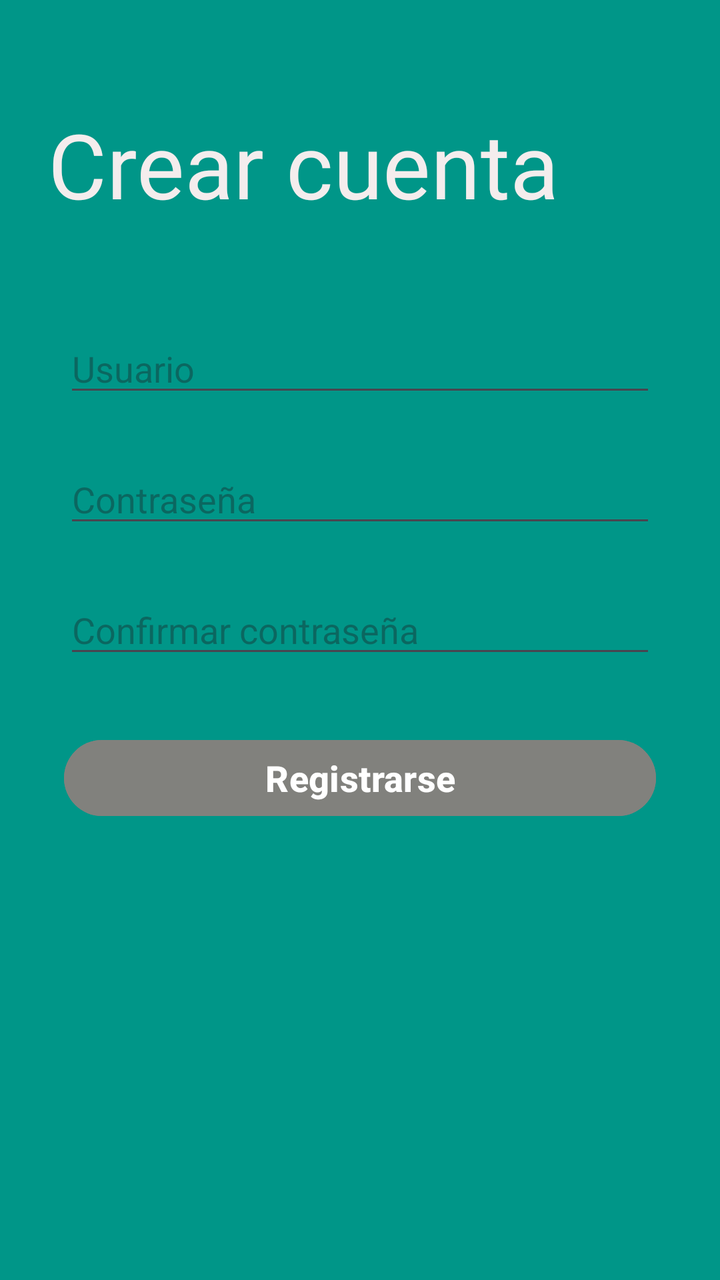
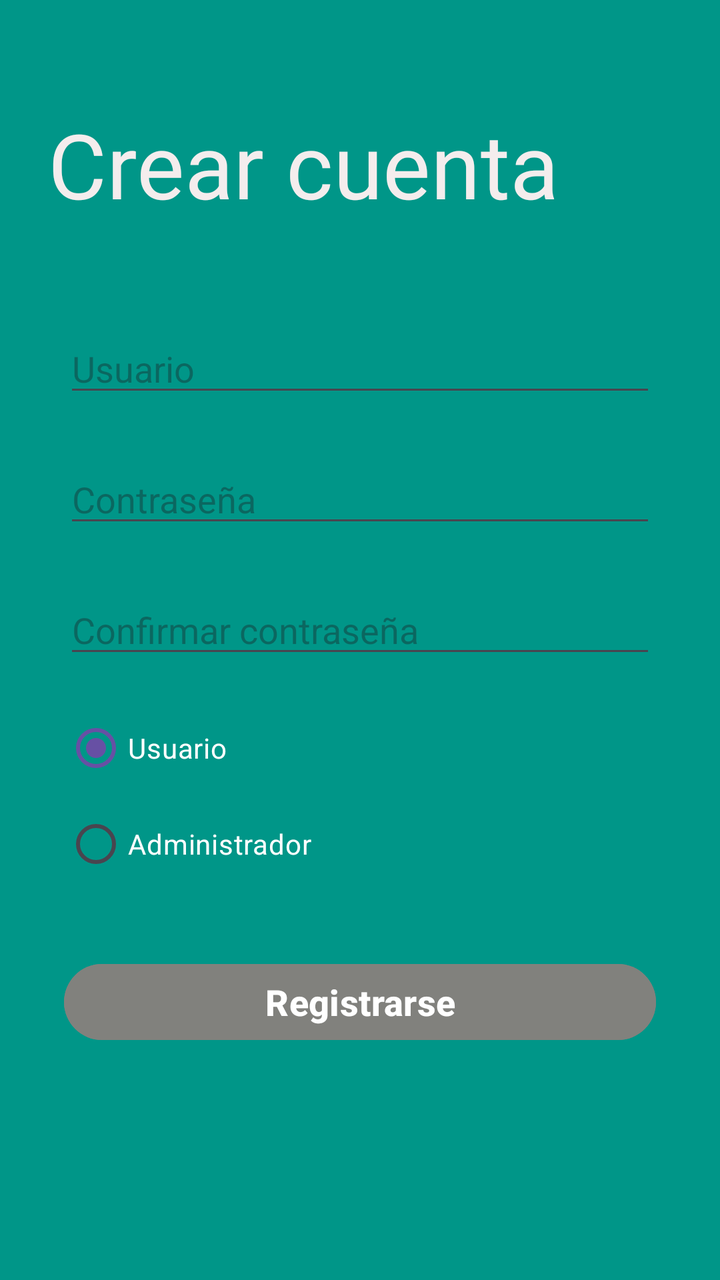

Compare the two renders of this Android layout. The source of the first and the diff that turns it into the second are given below.
<!-- AndroidManifest.xml: application theme Theme.ArduinoApp -->
<!-- res/layout/activity_main_crear.xml -->
<?xml version="1.0" encoding="utf-8"?>
<androidx.constraintlayout.widget.ConstraintLayout xmlns:android="http://schemas.android.com/apk/res/android"
    xmlns:app="http://schemas.android.com/apk/res-auto"
    xmlns:tools="http://schemas.android.com/tools"
    android:id="@+id/main"
    android:layout_width="match_parent"
    android:layout_height="match_parent"
    android:background="#009688"
    tools:context=".MainActivity">

    <EditText
        android:id="@+id/ptConfirmar"
        android:layout_width="0dp"
        android:layout_height="wrap_content"
        android:layout_marginStart="32dp"
        android:layout_marginTop="24dp"
        android:layout_marginEnd="32dp"
        android:ems="10"
        android:hint="Confirmar contraseña"
        android:inputType="textPassword"
        app:layout_constraintEnd_toEndOf="parent"
        app:layout_constraintStart_toStartOf="parent"
        app:layout_constraintTop_toBottomOf="@+id/ptContraseña" />

    <EditText
        android:id="@+id/ptContraseña"
        android:layout_width="0dp"
        android:layout_height="wrap_content"
        android:layout_marginStart="32dp"
        android:layout_marginTop="24dp"
        android:layout_marginEnd="32dp"
        android:ems="10"
        android:hint="Contraseña"
        android:inputType="textPassword"
        app:layout_constraintEnd_toEndOf="parent"
        app:layout_constraintStart_toStartOf="parent"
        app:layout_constraintTop_toBottomOf="@+id/ptUsuario" />

    <TextView
        android:id="@+id/Titulo_principal"
        android:layout_width="0dp"
        android:layout_height="86dp"
        android:layout_marginStart="24dp"
        android:layout_marginTop="52dp"
        android:layout_marginEnd="24dp"
        android:fontFamily="@font/comfortaa"
        android:text="Crear cuenta"
        android:textColor="#F4EDED"
        android:textSize="45sp"
        app:layout_constraintEnd_toEndOf="parent"
        app:layout_constraintStart_toStartOf="parent"
        app:layout_constraintTop_toTopOf="parent" />

    <Button
        android:id="@+id/btnRegitrarse"
        android:layout_width="0dp"
        android:layout_height="46dp"
        android:layout_marginStart="32dp"
        android:layout_marginTop="32dp"
        android:layout_marginEnd="32dp"
        android:backgroundTint="#81817D"
        android:text="Registrarse"
        android:textColor="#FFFFFF"
        android:textSize="18sp"
        android:textStyle="bold"
        app:layout_constraintEnd_toEndOf="parent"
        app:layout_constraintStart_toStartOf="parent"
        app:layout_constraintTop_toBottomOf="@+id/ptConfirmar" />

    <EditText
        android:id="@+id/ptUsuario"
        android:layout_width="0dp"
        android:layout_height="wrap_content"
        android:layout_marginStart="32dp"
        android:layout_marginTop="24dp"
        android:layout_marginEnd="32dp"
        android:ems="10"
        android:hint="Usuario"
        android:inputType="text"
        app:layout_constraintEnd_toEndOf="parent"
        app:layout_constraintStart_toStartOf="parent"
        app:layout_constraintTop_toBottomOf="@+id/Titulo_principal" />

</androidx.constraintlayout.widget.ConstraintLayout>
<!-- resources referenced by this layout -->
<resources>
  <style name="Theme.ArduinoApp" parent="Base.Theme.ArduinoApp" />
  <style name="Base.Theme.ArduinoApp" parent="Theme.Material3.DayNight.NoActionBar">
          
          
      </style>
</resources>

<!-- the commit's change to res/layout/activity_main_crear.xml (unified diff, before → after) -->
@@ -65,7 +65,7 @@
         android:textStyle="bold"
         app:layout_constraintEnd_toEndOf="parent"
         app:layout_constraintStart_toStartOf="parent"
-        app:layout_constraintTop_toBottomOf="@+id/ptConfirmar" />
+        app:layout_constraintTop_toBottomOf="@+id/rgRol" />
 
     <EditText
         android:id="@+id/ptUsuario"
@@ -81,4 +81,31 @@
         app:layout_constraintStart_toStartOf="parent"
         app:layout_constraintTop_toBottomOf="@+id/Titulo_principal" />
 
+    <RadioGroup
+        android:id="@+id/rgRol"
+        android:layout_width="0dp"
+        android:layout_height="wrap_content"
+        android:layout_marginStart="32dp"
+        android:layout_marginTop="16dp"
+        android:layout_marginEnd="32dp"
+        app:layout_constraintEnd_toEndOf="parent"
+        app:layout_constraintStart_toStartOf="parent"
+        app:layout_constraintTop_toBottomOf="@id/ptConfirmar">
+
+        <RadioButton
+            android:id="@+id/rbUsuario"
+            android:layout_width="wrap_content"
+            android:layout_height="wrap_content"
+            android:checked="true"
+            android:text="Usuario"
+            android:textColor="#FFFFFF" />
+
+        <RadioButton
+            android:id="@+id/rbAdministrador"
+            android:layout_width="wrap_content"
+            android:layout_height="wrap_content"
+            android:text="Administrador"
+            android:textColor="#FFFFFF" />
+    </RadioGroup>
+
 </androidx.constraintlayout.widget.ConstraintLayout>
